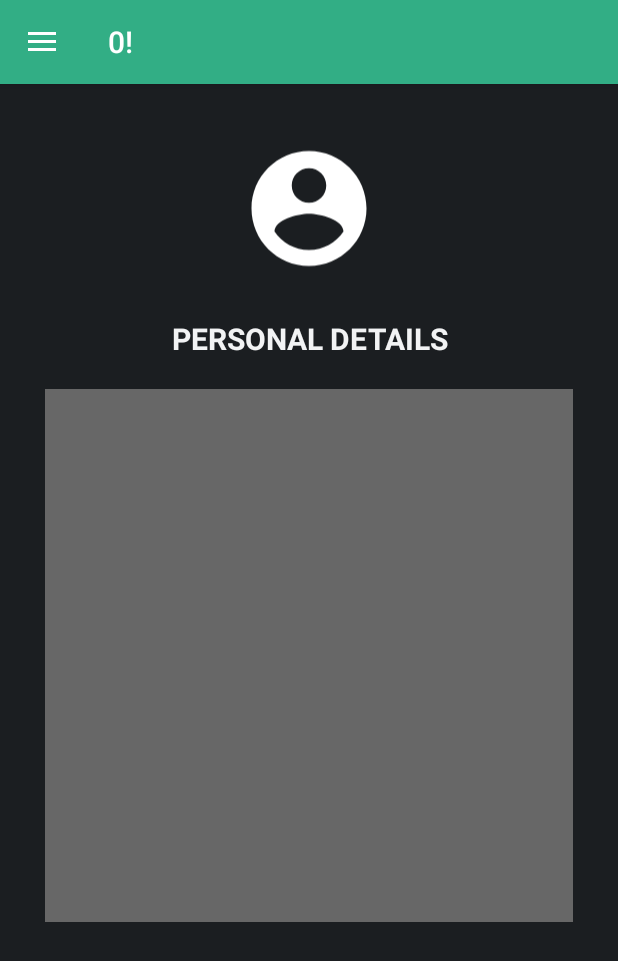
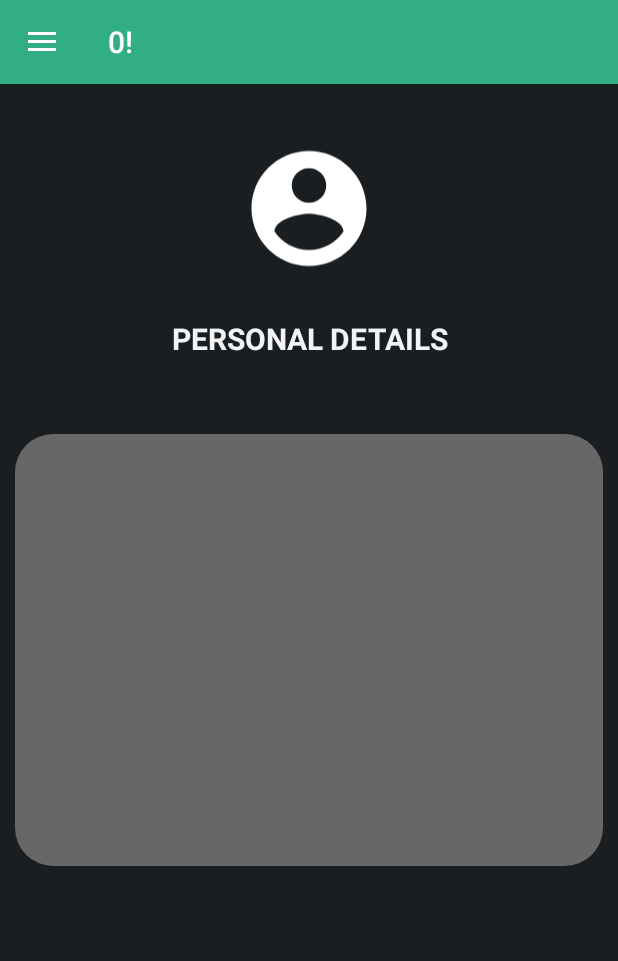
Before and after one commit to Faria-Binte-Kader/OMNISHEBA, an Android app: the fragment ProfileFragment placed in its activity, on a phone screen of 412 x 824 dp. Shown: the top 961 px of the screen. Run offline under Robolectric (Android 15) with nearby library versions, the phone set to English and light mode, and no system bars; our stand-ins replace Firebase (no records; nobody signed in at launch, a user with empty details on screens opened directly).

Commit message:
mss show profile

```diff
--- a/app/build.gradle
+++ b/app/build.gradle
@@ -30,6 +30,7 @@ dependencies {
     implementation 'androidx.appcompat:appcompat:1.2.0'
     implementation 'androidx.constraintlayout:constraintlayout:2.0.4'
     implementation 'com.google.firebase:firebase-auth:20.0.1'
+    implementation 'com.google.firebase:firebase-firestore:22.0.1'
     testImplementation 'junit:junit:4.12'
     androidTestImplementation 'androidx.test.ext:junit:1.1.2'
     androidTestImplementation 'androidx.test.espresso:espresso-core:3.3.0'
--- a/app/src/main/java/com/example/omnisheba/ProfileFragment.java
+++ b/app/src/main/java/com/example/omnisheba/ProfileFragment.java
@@ -4,18 +4,67 @@ import android.os.Bundle;
 import android.view.LayoutInflater;
 import android.view.View;
 import android.view.ViewGroup;
+import android.widget.TextView;
 
 import androidx.annotation.NonNull;
 import androidx.annotation.Nullable;
 import androidx.fragment.app.Fragment;
 
+import com.google.firebase.auth.FirebaseAuth;
+import com.google.firebase.auth.FirebaseUser;
+import com.google.firebase.firestore.DocumentReference;
+import com.google.firebase.firestore.DocumentSnapshot;
+import com.google.firebase.firestore.EventListener;
+import com.google.firebase.firestore.FirebaseFirestore;
+import com.google.firebase.firestore.FirebaseFirestoreException;
+
+import java.util.concurrent.Executor;
+
 public class ProfileFragment extends Fragment
 {
+    private TextView name, email, description, phone,dob,gender;
+    FirebaseAuth fAuthMSS;
+    FirebaseFirestore fStore;
+    String userID;
+
     @Nullable
     @Override
 
+
     public View onCreateView(@NonNull LayoutInflater inflater, @Nullable ViewGroup container, @Nullable Bundle savedInstanceState)
     {   getActivity().setTitle("0!");
-        return inflater.inflate(R.layout.fragment_profile, container, false);
+        View v = inflater.inflate(R.layout.fragment_profile, container, false);
+
+        name= v.findViewById(R.id.mssname);
+        email=v.findViewById(R.id.mssemail);
+        description=v.findViewById(R.id.mssdescription);
+        dob=v.findViewById(R.id.mssdob);
+        phone=v.findViewById(R.id.mssphone);
+        gender=v.findViewById(R.id.mssgender);
+        fAuthMSS = FirebaseAuth.getInstance();
+        fStore = FirebaseFirestore.getInstance();
+        userID = fAuthMSS.getCurrentUser().getUid();
+        DocumentReference documentReference = fStore.collection("MSS").document(userID);
+        documentReference.addSnapshotListener(new EventListener<DocumentSnapshot>() {
+            @Override
+            public void onEvent(@Nullable DocumentSnapshot value, @Nullable FirebaseFirestoreException error) {
+                name.setText(value.getString("Name"));
+                email.setText(value.getString("Email"));
+                gender.setText(value.getString("Gender"));
+                dob.setText(value.getString("DOB"));
+                phone.setText(value.getString("Phone"));
+                description.setText(value.getString("Description"));
+            }
+        });
+
+        return v;
+    }
+
+    @Override
+    public void onViewCreated(@NonNull View view, @Nullable Bundle savedInstanceState)
+    {
+        super.onViewCreated(view,savedInstanceState);
+
+
     }
 }
--- a/app/src/main/java/com/example/omnisheba/signup_mss.java
+++ b/app/src/main/java/com/example/omnisheba/signup_mss.java
@@ -6,6 +6,7 @@ import androidx.appcompat.app.AppCompatActivity;
 import android.content.Intent;
 import android.graphics.Color;
 import android.os.Bundle;
+import android.util.Log;
 import android.view.View;
 import android.widget.AdapterView;
 import android.widget.Button;
@@ -16,16 +17,25 @@ import android.widget.TextView;
 import android.widget.Toast;
 
 import com.google.android.gms.tasks.OnCompleteListener;
+import com.google.android.gms.tasks.OnSuccessListener;
 import com.google.android.gms.tasks.Task;
 import com.google.firebase.auth.AuthResult;
 import com.google.firebase.auth.FirebaseAuth;
+import com.google.firebase.firestore.DocumentReference;
+import com.google.firebase.firestore.FirebaseFirestore;
+
+import java.util.HashMap;
+import java.util.Map;
 
 public class signup_mss extends AppCompatActivity implements AdapterView.OnItemSelectedListener {
 
+    public static final String TAG = "TAG";
     Button alreadyHaveAccount, signUpBtnMSS;
     private EditText inputName, inputEmail, inputPassword, confirmPassword, inputDescription, inputPhone, inputDob;
     Spinner genderType;
+    String userId;
     FirebaseAuth fAuthMSS;
+    FirebaseFirestore fstoreMSS;
     ProgressBar progBarMSS;
 
     @Override
@@ -45,8 +55,11 @@ public class signup_mss extends AppCompatActivity implements AdapterView.OnItemS
         inputDescription = findViewById(R.id.inputDescriptionMSS);
         inputDob = findViewById(R.id.inputDobMSS);
         inputPhone = findViewById(R.id.inputPhoneMSS);
+        genderType = findViewById(R.id.gender_type);
+
 
         fAuthMSS = FirebaseAuth.getInstance();
+        fstoreMSS = FirebaseFirestore.getInstance();
         //progBarMSS = findViewById(R.id.progressBarMSS);
 
         /*if (fAuthMSS.getCurrentUser() != null) {
@@ -57,10 +70,14 @@ public class signup_mss extends AppCompatActivity implements AdapterView.OnItemS
         signUpBtnMSS.setOnClickListener(new View.OnClickListener() {
             @Override
             public void onClick(View view) {
-                String name = inputName.getText().toString();
-                String email = inputEmail.getText().toString();
-                String password = inputPassword.getText().toString();
-                String conPassword = confirmPassword.getText().toString();
+                 final String name = inputName.getText().toString();
+                 final String email = inputEmail.getText().toString();
+                  String password = inputPassword.getText().toString();
+                 String conPassword = confirmPassword.getText().toString();
+                 final String description = inputDescription.getText().toString();
+                 final String dateofbirth = inputDob.getText().toString();
+                 final String phone = inputPhone.getText().toString();
+                 final String type = genderType.getSelectedItem().toString();
 
                 if (name.isEmpty() || name.length() < 7) {
                     showError(inputName, "Your Name is not valid");
@@ -86,6 +103,23 @@ public class signup_mss extends AppCompatActivity implements AdapterView.OnItemS
                     public void onComplete(@NonNull Task<AuthResult> task) {
                         if (task.isSuccessful()) {
                             Toast.makeText(signup_mss.this, "User Created", Toast.LENGTH_SHORT).show();
+                            userId = fAuthMSS.getCurrentUser().getUid();
+                            DocumentReference documentReference = fstoreMSS.collection("MSS").document(userId);
+                            Map<String,Object> mss= new HashMap<>();
+                            mss.put("Name",name);
+                            mss.put("Email",email);
+                            mss.put("Gender",type);
+                            mss.put("Description", description);
+                            mss.put("DOB",dateofbirth);
+                            mss.put("Phone", phone);
+                            documentReference.set(mss).addOnSuccessListener(new OnSuccessListener<Void>() {
+                                @Override
+                                public void onSuccess(Void aVoid) {
+                                    Log.d(TAG, "onSuccess: user profile is created");
+                                }
+                            });
+
+
                             startActivity(new Intent(getApplicationContext(), MainActivity.class));
                         } else {
                             Toast.makeText(signup_mss.this, "Error! " + task.getException().getMessage(), Toast.LENGTH_SHORT).show();
--- a/app/src/main/res/layout/fragment_profile.xml
+++ b/app/src/main/res/layout/fragment_profile.xml
@@ -21,10 +21,64 @@
         android:textSize="20dp"
         android:textStyle="bold"
         android:padding="20dp"/>
+    <LinearLayout
+        android:layout_width="match_parent"
+        android:layout_height="wrap_content"
+        android:orientation="vertical"
+        android:gravity="center"
+        android:background="@drawable/text_rounded"
+        android:padding="30dp"
+        android:layout_marginTop="30dp"
 
+        >
     <TextView
-        android:layout_width="352dp"
-        android:layout_height="355dp"
-        android:background="@color/gray"
-        android:padding="30dp"/>
+        android:id="@+id/mssname"
+        android:layout_width="match_parent"
+        android:layout_height="wrap_content"
+        android:textColor="@color/white"
+        android:textSize="20dp"
+        android:textStyle="bold"
+        android:padding="5dp"
+        />
+    <TextView
+        android:id="@+id/mssemail"
+        android:layout_width="match_parent"
+        android:layout_height="wrap_content"
+        android:textColor="@color/white"
+        android:textSize="20dp"
+        android:padding="5dp"
+        />
+    <TextView
+        android:id="@+id/mssgender"
+        android:layout_width="match_parent"
+        android:layout_height="wrap_content"
+        android:textColor="@color/white"
+        android:textSize="20dp"
+        android:padding="5dp"
+        />
+    <TextView
+        android:id="@+id/mssdescription"
+        android:layout_width="match_parent"
+        android:layout_height="wrap_content"
+        android:textColor="@color/white"
+        android:textSize="20dp"
+        android:padding="5dp"
+        />
+    <TextView
+        android:id="@+id/mssdob"
+        android:layout_width="match_parent"
+        android:layout_height="wrap_content"
+        android:textColor="@color/white"
+        android:textSize="20dp"
+        android:padding="5dp"
+        />
+    <TextView
+        android:id="@+id/mssphone"
+        android:layout_width="match_parent"
+        android:layout_height="wrap_content"
+        android:textColor="@color/white"
+        android:textSize="20dp"
+        android:padding="5dp"
+        />
+    </LinearLayout>
 </LinearLayout>
```
